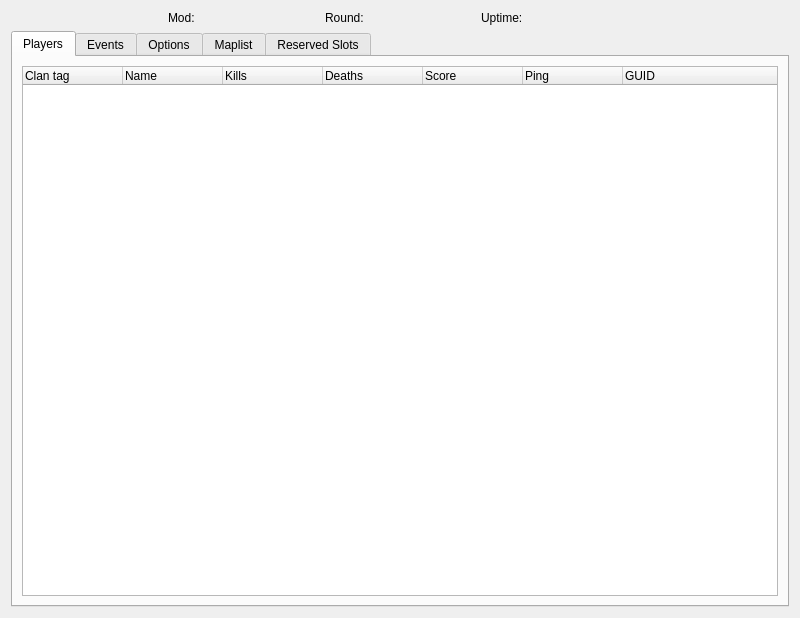
This is client/bfbc2/BFBC2Widget.ui in OpenRcon/OpenRcon as Qt 5 draws it before an edit. The edited form follows.
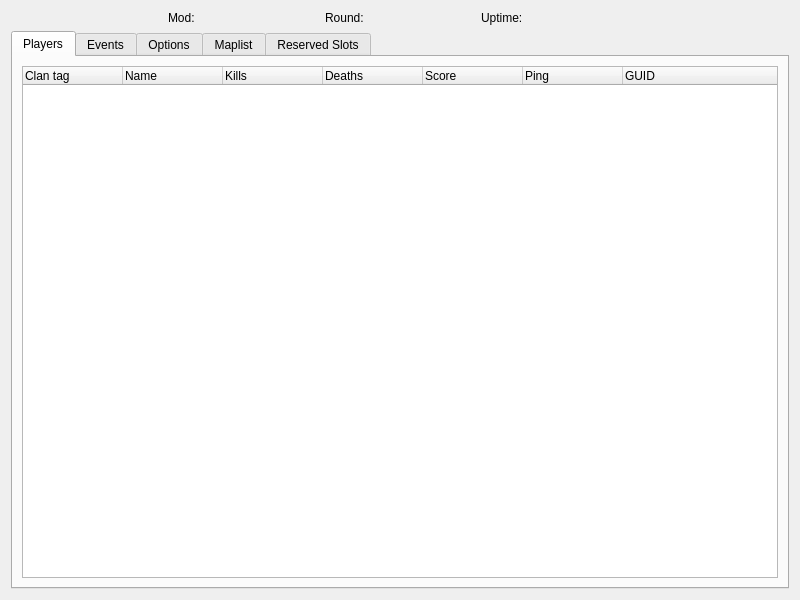
This is the edited form. The open tabs and pages were chosen to show the change. Icons and pictures are not drawn.

What changed in the file:
```diff
--- a/client/bfbc2/BFBC2Widget.ui
+++ b/client/bfbc2/BFBC2Widget.ui
@@ -7,7 +7,7 @@
     <x>0</x>
     <y>0</y>
     <width>800</width>
-    <height>618</height>
+    <height>600</height>
    </rect>
   </property>
   <property name="windowTitle">
```
Left out of the diff: 2 changed lines with no effect on the pictures.
